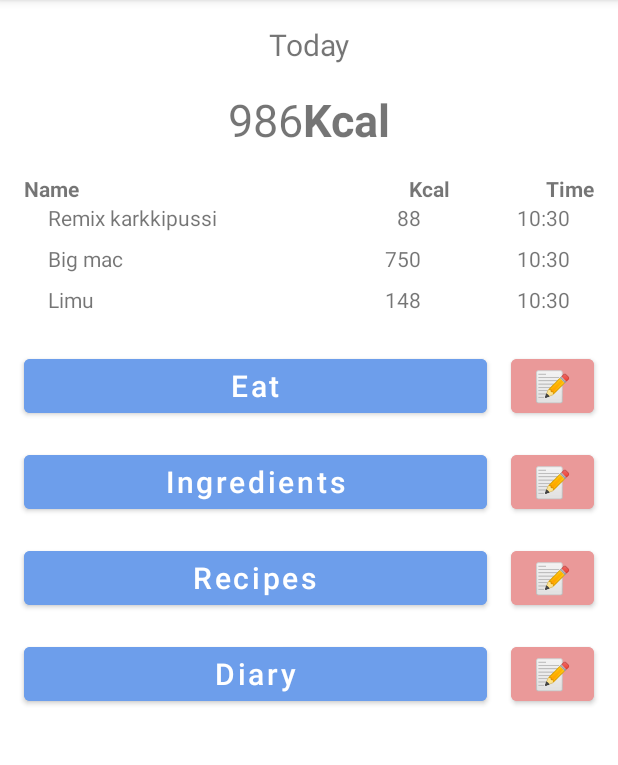
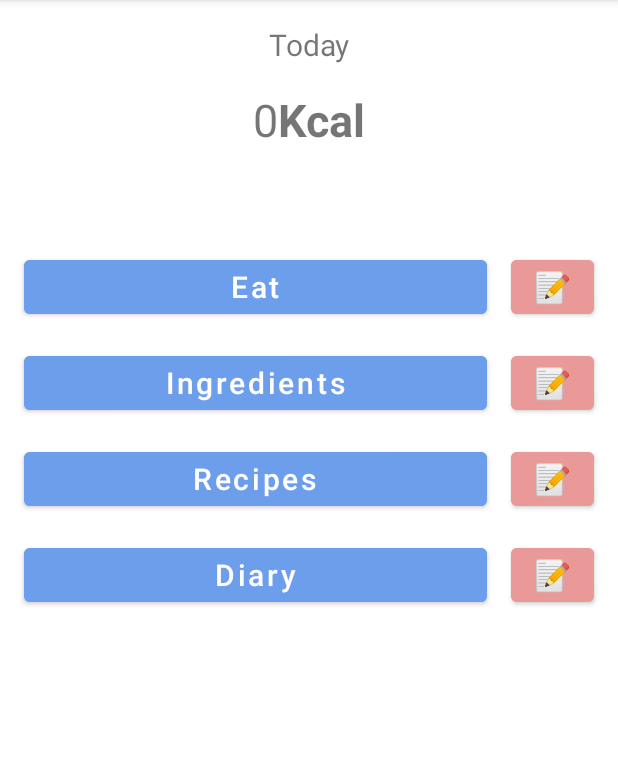
Before and after one commit to mScule/safkaLog, an Android app: the screen it shows after launch (MainActivity), on a phone screen of 412 x 824 dp, the part 84-849 px from its top. Run offline under Robolectric (Android 15) with nearby library versions, the phone set to English and light mode, and no system bars.

```diff
--- a/app/src/main/java/com/ahkera/safkalog/activities/IngredientsActivity.java
+++ b/app/src/main/java/com/ahkera/safkalog/activities/IngredientsActivity.java
@@ -36,8 +36,9 @@ public class IngredientsActivity extends AppCompatActivity {
     public void addIngredient(View view) {
         String name = inputName.getText().toString();
         int    kcal = Integer.parseInt(inputKcal.getText().toString());
-        Global.getInstance().ingredients.add(new Ingredient(name, kcal));
+        Global.getInstance().eatables.add(new Ingredient(name, kcal));
 
+        // New food added alert
         AlertDialog.Builder creationMsg = new AlertDialog.Builder(this);
         creationMsg.setMessage("New food \"" + name + "\" added with " + kcal + " kcal");
         creationMsg.setCancelable(true);
--- a/app/src/main/java/com/ahkera/safkalog/eatable/Eatable.java
+++ b/app/src/main/java/com/ahkera/safkalog/eatable/Eatable.java
@@ -1,6 +1,6 @@
 package com.ahkera.safkalog.eatable;
 
-abstract class Eatable {
-    abstract int getKcal();
-    abstract String getName();
+public abstract class Eatable {
+    public abstract int getKcal();
+    public abstract String getName();
 }
--- a/app/src/main/java/com/ahkera/safkalog/eatable/Ingredient.java
+++ b/app/src/main/java/com/ahkera/safkalog/eatable/Ingredient.java
@@ -20,12 +20,12 @@ public class Ingredient extends Eatable {
     }
 
     @Override
-    int getKcal() {
+    public int getKcal() {
         return kcal;
     }
 
     @Override
-    String getName() {
+    public String getName() {
         return name;
     }
 
--- a/app/src/main/java/com/ahkera/safkalog/eatable/Recipe.java
+++ b/app/src/main/java/com/ahkera/safkalog/eatable/Recipe.java
@@ -14,7 +14,7 @@ public class Recipe extends Eatable {
     }
 
     @Override
-    int getKcal() {
+    public int getKcal() {
         int kcalTotal = 0;
 
         for(EatableUnit unit : ingredients)
@@ -24,7 +24,7 @@ public class Recipe extends Eatable {
     }
 
     @Override
-    String getName() {
+    public String getName() {
         return name;
     }
 }
--- a/app/src/main/java/com/ahkera/safkalog/global/Global.java
+++ b/app/src/main/java/com/ahkera/safkalog/global/Global.java
@@ -2,6 +2,7 @@ package com.ahkera.safkalog.global;
 
 import com.ahkera.safkalog.diary.DiaryDate;
 import com.ahkera.safkalog.diary.DiaryLog;
+import com.ahkera.safkalog.eatable.Eatable;
 import com.ahkera.safkalog.eatable.EatableUnit;
 import com.ahkera.safkalog.eatable.Ingredient;
 import com.ahkera.safkalog.eatable.Recipe;
@@ -10,9 +11,7 @@ import java.util.ArrayList;
 
 public class Global {
     public DiaryDate diaryDateToday;
-
-    public ArrayList<Ingredient> ingredients;
-    public ArrayList<Recipe> recipes;
+    public ArrayList<Eatable> eatables;
 
     private static Global global = new Global();
 
@@ -22,20 +21,17 @@ public class Global {
 
     private Global() {
         diaryDateToday = new DiaryDate();
+        eatables       = new ArrayList();
 
-        ingredients = new ArrayList();
-        recipes     = new ArrayList();
-
-        diaryDateToday.addLog(new DiaryLog(new EatableUnit(
-                new Ingredient("Remix karkkipussi", 355), 25
-        )));
-
-        diaryDateToday.addLog(new DiaryLog(new EatableUnit(
-                new Ingredient("Big mac", 500), 150
-        )));
-
-        diaryDateToday.addLog(new DiaryLog(new EatableUnit(
-                new Ingredient("Limu", 45), 330
-        )));
+        // Example foods
+        //diaryDateToday.addLog(new DiaryLog(new EatableUnit(
+        //        new Ingredient("Remix karkkipussi", 355), 25
+        //)));
+        //diaryDateToday.addLog(new DiaryLog(new EatableUnit(
+        //        new Ingredient("Big mac", 500), 150
+        //)));
+        //diaryDateToday.addLog(new DiaryLog(new EatableUnit(
+        //        new Ingredient("Limu", 45), 330
+        //)));
     }
 }
--- a/app/src/main/res/layout/activity_eat.xml
+++ b/app/src/main/res/layout/activity_eat.xml
@@ -32,7 +32,7 @@
         app:layout_constraintEnd_toEndOf="parent"/>
 
     <LinearLayout
-        android:id="@+id/ac_eat_ll_eatable"
+        android:id="@+id/ac_eat_ll_eatables"
 
         android:layout_width="match_parent"
         android:layout_height="wrap_content"
@@ -66,12 +66,13 @@
     </LinearLayout>
 
     <androidx.recyclerview.widget.RecyclerView
+        android:id="@+id/ac_eat_rv_eatables"
         android:layout_width="match_parent"
         android:layout_height="0dp"
 
         android:layout_margin="16dp"
 
-        app:layout_constraintTop_toBottomOf="@id/ac_eat_ll_eatable"
+        app:layout_constraintTop_toBottomOf="@id/ac_eat_ll_eatables"
         app:layout_constraintBottom_toTopOf="@id/ac_eat_btn_add"
         app:layout_constraintStart_toStartOf="parent"
         app:layout_constraintEnd_toEndOf="parent">
--- a/app/src/main/res/layout/activity_main.xml
+++ b/app/src/main/res/layout/activity_main.xml
@@ -114,6 +114,7 @@
         android:layout_width="match_parent"
         android:layout_height="wrap_content"
 
+        android:layout_marginTop="16dp"
         android:layout_marginStart="16dp"
         android:layout_marginEnd="16dp"
 
--- a/app/src/main/res/layout/item_diary_log.xml
+++ b/app/src/main/res/layout/item_diary_log.xml
@@ -2,13 +2,11 @@
 
 <LinearLayout
     xmlns:android="http://schemas.android.com/apk/res/android"
+
     android:layout_width="match_parent"
-
     android:layout_height="wrap_content"
-    android:layout_marginStart="16dp"
 
     android:layout_marginBottom="8dp"
-    android:layout_marginEnd="16dp"
     android:orientation="horizontal">
 
     <TextView
```
Also changed, not shown: app/src/main/java/com/ahkera/safkalog/activities/EatActivity.java (+53 -1 lines), app/src/main/java/com/ahkera/safkalog/activities/MainActivity.java (+4 -3 lines), app/src/main/java/com/ahkera/safkalog/adapters/EatableAdapter.java (added, +105 -0 lines), app/src/main/res/layout/item_eatable.xml (+3 -4 lines).
